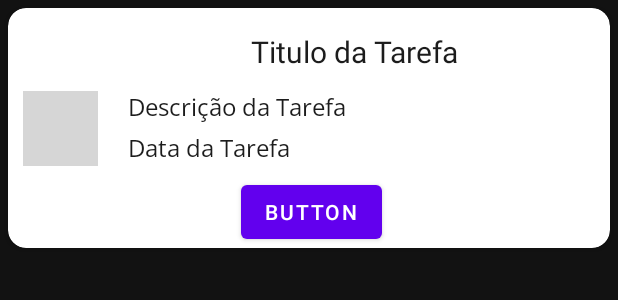
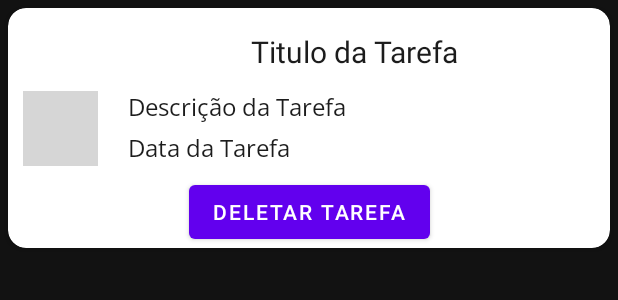
Before and after one commit to Felipe-alv-es/ProjetoIntegrador2.0, an Android app: the layout card_layout.xml on its own in the app's theme, with its tools: preview values and no code run, on a phone screen of 412 x 824 dp. Shown: the top 300 px of the screen. Run offline under Robolectric (Android 15) with nearby library versions, the phone set to English and light mode, and no system bars; network calls fail; Roboto replaces fonts that are not available here; grey boxes are pictures that could not be loaded.

Commit message:
alterado onde o botão no cardLayout

```diff
--- a/app/src/main/res/layout/card_layout.xml
+++ b/app/src/main/res/layout/card_layout.xml
@@ -99,10 +99,10 @@
             android:id="@+id/buttonDeletar"
             android:layout_width="wrap_content"
             android:layout_height="wrap_content"
-            android:layout_marginEnd="152dp"
-            android:text="Button"
+            android:text="Deletar Tarefa"
             app:layout_constraintBottom_toBottomOf="parent"
-            app:layout_constraintEnd_toEndOf="parent" />
+            app:layout_constraintEnd_toEndOf="parent"
+            app:layout_constraintStart_toStartOf="parent" />
 
 
     </androidx.constraintlayout.widget.ConstraintLayout>
```
